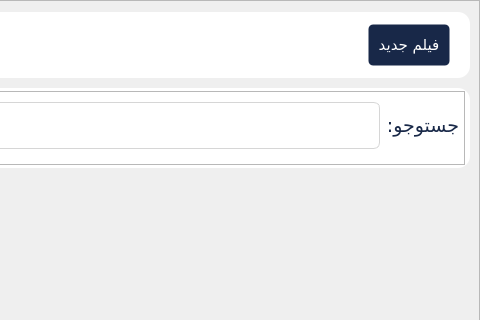
seyedmahdii/cinema_project, file home.ui: the form before one commit; both pictures show x 339 to 819 and y 0 to 320 of the 819 by 616 pixel window.
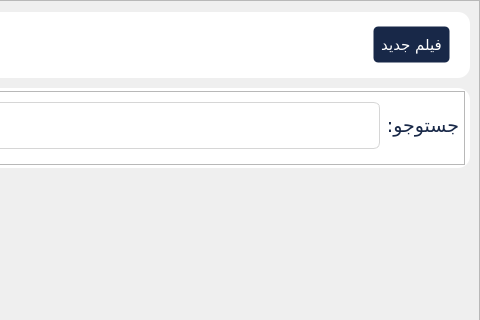
The form after the commit. Icons and pictures are not drawn.

```diff
--- a/home.ui
+++ b/home.ui
@@ -17,7 +17,7 @@
    </sizepolicy>
   </property>
   <property name="windowTitle">
-   <string>MainWindow</string>
+   <string>خانه</string>
   </property>
   <property name="windowIcon">
    <iconset resource="Resources.qrc">
@@ -40,16 +40,16 @@
 	color: #182848;
 	border-radius: 6px;
 }
-#add_btn, #newMovieBtn{
+#newMovie_btn{
 	background-color: #182848;
-	height: 40px;
-	width: 80px;
+	height: 35px;
+	width: 75px;
 	border-radius: 5px;
 	border: 1px solid transparent;	
 	color: white;
 	font: 10.5pt &quot;B Yekan&quot;;
 }
-#add_btn:hover, #newMovieBtn:hover{
+#newMovie_btn:hover{
 	background-color: white;	
 	border-color: #182848;	
 	color: #182848;
@@ -297,7 +297,7 @@
                    <number>10</number>
                   </property>
                   <item>
-                   <widget class="QPushButton" name="add_btn">
+                   <widget class="QPushButton" name="newMovie_btn">
                     <property name="enabled">
                      <bool>true</bool>
                     </property>
```
